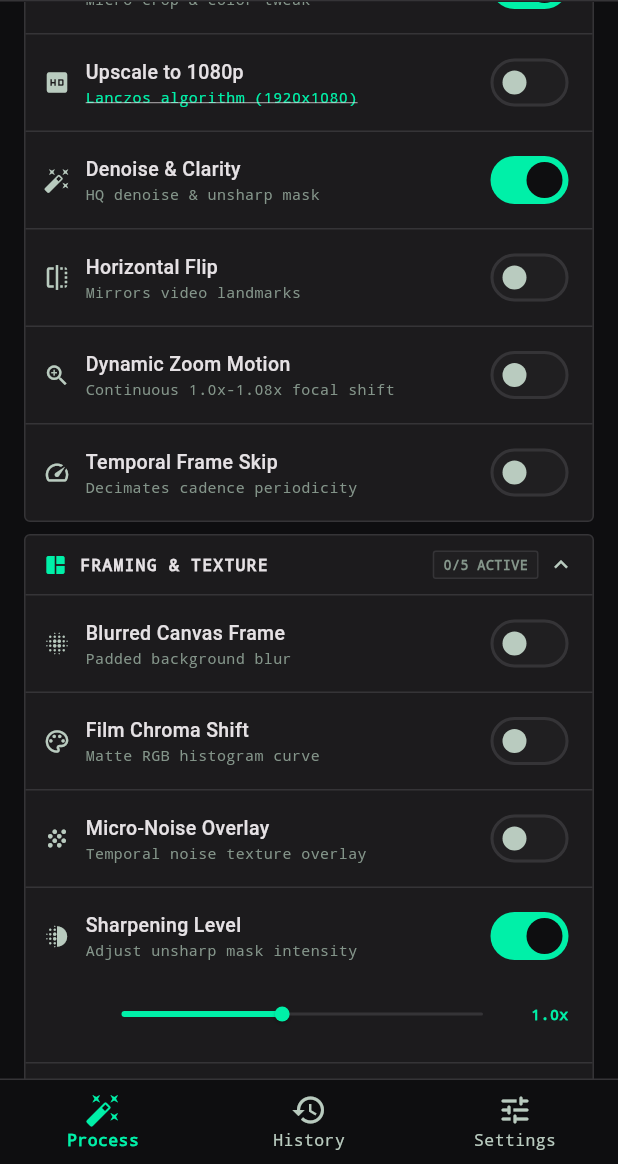
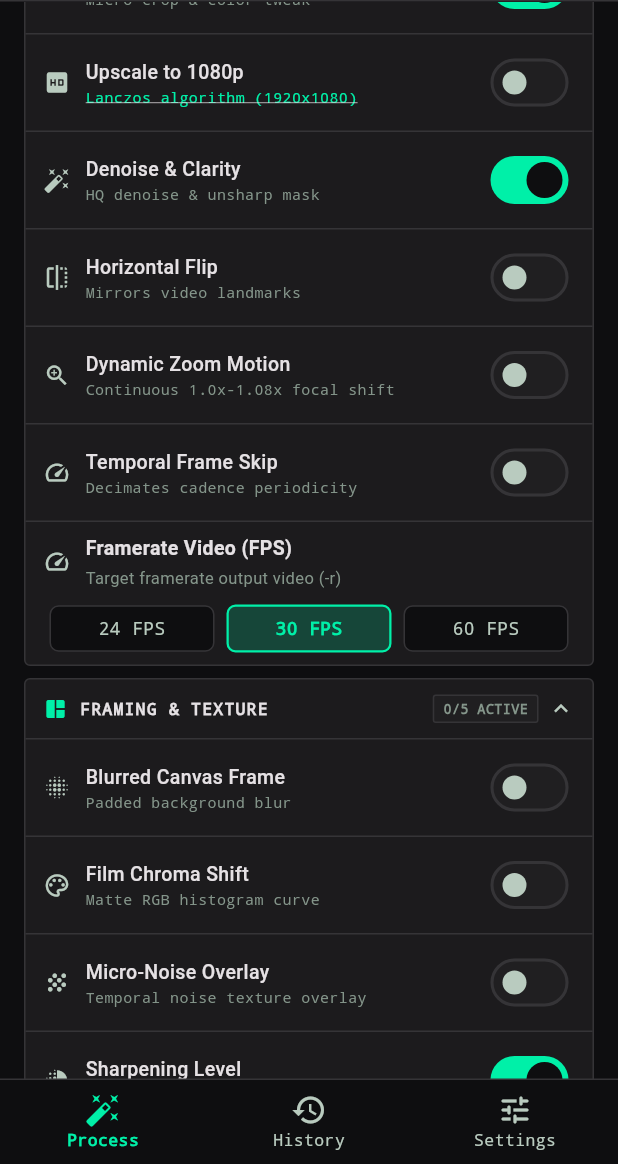
Before and after one commit to novri-ra/nra-video-uniquifier, a Flutter app: the screen it shows after launch, scrolled down 576 dp, on a phone screen of 412 x 824 dp, the part 72-1236 px from its top. Run offline on Flutter 3.47's test engine with Material 3 defaults, Android fonts, the phone set to English and light mode, and no system bars; our stand-ins replace file_picker, flutter_local_notifications, open_filex, permission_handler, share_plus, shared_preferences; missing offline and left inert: ffmpeg_kit_flutter_new, storage_space.

Commit message:
feat: fix android notification channel dispatch and add manual target fps slider

```diff
--- a/lib/core/providers/batch_queue_provider.dart
+++ b/lib/core/providers/batch_queue_provider.dart
@@ -151,6 +151,7 @@ class BatchQueueProvider extends ChangeNotifier {
       thermalThrottle: config.thermalThrottle,
       suppressCompleteNotification: true,
       totalDurationMs: 0,
+      targetFps: config.targetFps,
       onProgress: (p, speed, timeMs) => _handleBatchProgress(i, p, speed, timeMs, current, config),
     );
   }
--- a/lib/core/providers/uniquifier_provider.dart
+++ b/lib/core/providers/uniquifier_provider.dart
@@ -73,6 +73,7 @@ class UniquifierProvider extends ChangeNotifier {
       _thermalThrottle = await SettingsService.getThermalThrottle();
       _sharpeningLevel = await SettingsService.getSharpeningLevel();
       _saturationLevel = await SettingsService.getSaturationLevel();
+      _targetFps = await SettingsService.getTargetFps();
       notifyListeners();
     } catch (_) {}
   }
@@ -93,6 +94,7 @@ class UniquifierProvider extends ChangeNotifier {
   bool _thermalThrottle = false;
   double _sharpeningLevel = 1.0;
   double _saturationLevel = 1.0;
+  int _targetFps = 30;
   String _activePreset = 'TikTok Fast';
   TargetResolution _targetResolution = TargetResolution.r1080p;
   UpscaleEngine _upscaleEngine = UpscaleEngine.lanczos;
@@ -140,6 +142,7 @@ class UniquifierProvider extends ChangeNotifier {
   bool get thermalThrottle => _thermalThrottle;
   double get sharpeningLevel => _sharpeningLevel;
   double get saturationLevel => _saturationLevel;
+  int get targetFps => _targetFps;
   String get activePreset => _activePreset;
   bool get isPortrait => _isPortrait;
 
@@ -192,6 +195,11 @@ class UniquifierProvider extends ChangeNotifier {
   void setSaturationLevel(double val) {
     _saturationLevel = val.clamp(0.8, 1.3);
     try { SettingsService.setSaturationLevel(_saturationLevel); } catch (_) {}
+    notifyListeners();
+  }
+  void setTargetFps(int fps) {
+    _targetFps = fps;
+    try { SettingsService.setTargetFps(fps); } catch (_) {}
     notifyListeners();
   }
 
--- a/lib/core/services/ffmpeg_service.dart
+++ b/lib/core/services/ffmpeg_service.dart
@@ -31,7 +31,7 @@ class FfmpegService {
     bool enableBlurredCanvas = false, double canvasScalePercent = 95.0, bool muteOriginalAudio = false,
     bool enableDynamicZoom = false, bool enableMicroOverlay = false,
     bool enableFrameSkip = false, bool enableChromaShift = false, VideoVariations? variations,
-    bool thermalThrottle = false,
+    bool thermalThrottle = false, int? targetFps,
   }) {
     final buffer = StringBuffer('-y');
     _writeInputOptions(buffer, inputPath, enableHardwareAcceleration, enableAutoTrim, totalDurationMs, thermalThrottle);
@@ -45,6 +45,7 @@ class FfmpegService {
       muteOriginalAudio: muteOriginalAudio, enableDynamicZoom: enableDynamicZoom,
       enableMicroOverlay: enableMicroOverlay, enableFrameSkip: enableFrameSkip,
       enableChromaShift: enableChromaShift, modifyAudio: modifyAudio, variations: variations,
+      targetFps: targetFps,
     );
     buffer.write(' "${_escapePath(outputPath)}"');
     return buffer.toString();
@@ -90,6 +91,7 @@ class FfmpegService {
     required bool enableChromaShift,
     required bool modifyAudio,
     VideoVariations? variations,
+    int? targetFps,
   }) {
     VideoVariations vars;
     try {
@@ -110,13 +112,15 @@ class FfmpegService {
       canvasScalePercent: canvasScalePercent, enableDynamicZoom: enableDynamicZoom,
       enableMicroOverlay: enableMicroOverlay, enableFrameSkip: enableFrameSkip,
       enableChromaShift: enableChromaShift, variations: vars,
+      targetFps: targetFps ?? 30,
     ));
     buffer.write(FilterBuilders.buildAudioFilter(
       hasAudio: hasAudioProcess, hasVisual: hasVisual,
       enableDeepAntiFingerprint: enableDeepAntiFingerprint, enableAggressiveAudio: enableAggressiveAudio,
       muteOriginalAudio: muteOriginalAudio, variations: vars,
     ));
-    if (hasVisual) buffer.write(' -fps_mode cfr -r ${vars.outputFps.toStringAsFixed(2)}');
+    final fpsStr = targetFps != null ? '$targetFps' : vars.outputFps.toStringAsFixed(2);
+    if (hasVisual) buffer.write(' -fps_mode cfr -r $fpsStr');
     if (!hasVisual && !hasAudioProcess) buffer.write(' -c copy');
   }
 
@@ -235,31 +239,25 @@ class FfmpegService {
 
   /// Executes FFmpeg with input staging, real-time statistics, & cleanup.
   static Future<String> processVideo({
-    required String inputPath,
-    bool removeMetadata = true, bool modifyAudio = true, bool modifyVisuals = true,
-    bool upscale1080p = false, bool? upscale,
-    TargetResolution targetResolution = TargetResolution.r1080p,
+    required String inputPath, bool removeMetadata = true, bool modifyAudio = true, bool modifyVisuals = true,
+    bool upscale1080p = false, bool? upscale, TargetResolution targetResolution = TargetResolution.r1080p,
     UpscaleEngine upscaleEngine = UpscaleEngine.lanczos, VideoCodec videoCodec = VideoCodec.h264,
-    bool enableEnhanceAndDenoise = true, bool enableDeepAntiFingerprint = true,
-    bool enableHorizontalFlip = false, bool enableAggressiveAudio = false, bool enableAutoTrim = false,
-    bool? isPortrait, bool enableHardwareAcceleration = false, bool enableBlurredCanvas = false,
-    double canvasScalePercent = 95.0, bool muteOriginalAudio = false, bool enableDynamicZoom = false,
-    bool enableMicroOverlay = false, bool enableFrameSkip = false, bool enableChromaShift = false,
-    bool suppressCompleteNotification = false, String? customOutputPath,
-    bool thermalThrottle = false,
-    void Function(double progress, double speed, int timeMs)? onProgress,
-    void Function(String log)? onLog, int totalDurationMs = 0,
+    bool enableEnhanceAndDenoise = true, bool enableDeepAntiFingerprint = true, bool enableHorizontalFlip = false,
+    bool enableAggressiveAudio = false, bool enableAutoTrim = false, bool? isPortrait, bool enableHardwareAcceleration = false,
+    bool enableBlurredCanvas = false, double canvasScalePercent = 95.0, bool muteOriginalAudio = false,
+    bool enableDynamicZoom = false, bool enableMicroOverlay = false, bool enableFrameSkip = false,
+    bool enableChromaShift = false, bool suppressCompleteNotification = false, String? customOutputPath,
+    bool thermalThrottle = false, void Function(double progress, double speed, int timeMs)? onProgress,
+    void Function(String log)? onLog, int totalDurationMs = 0, int targetFps = 30,
   }) async {
-    if (!await StorageService.hasEnoughSpace()) {
-      throw Exception('Sisa penyimpanan kurang dari 2 GB. Bersihkan ruang penyimpanan.');
-    }
+    if (!await StorageService.hasEnoughSpace()) throw Exception('Sisa penyimpanan kurang dari 2 GB. Bersihkan ruang penyimpanan.');
     final meta = await _resolveInputMeta(inputPath, isPortrait, totalDurationMs);
-    final finalDestPath = customOutputPath ?? await generateOutputPath(inputPath);
+    final finalDest = customOutputPath ?? await generateOutputPath(inputPath);
     final tempDir = await getTemporaryDirectory();
-    final stagedOutputPath = '${tempDir.path}/staged_out_${DateTime.now().millisecondsSinceEpoch}.mp4';
+    final stagedOut = '${tempDir.path}/staged_out_${DateTime.now().millisecondsSinceEpoch}.mp4';
 
     final command = buildCommand(
-      inputPath: meta.effectiveInput, outputPath: stagedOutputPath,
+      inputPath: meta.effectiveInput, outputPath: stagedOut,
       removeMetadata: removeMetadata, modifyAudio: modifyAudio, modifyVisuals: modifyVisuals,
       upscale1080p: upscale1080p, upscale: upscale, targetResolution: targetResolution,
       upscaleEngine: upscaleEngine, videoCodec: videoCodec, enableEnhanceAndDenoise: enableEnhanceAndDenoise,
@@ -270,27 +268,33 @@ class FfmpegService {
       canvasScalePercent: canvasScalePercent, muteOriginalAudio: muteOriginalAudio,
       enableDynamicZoom: enableDynamicZoom, enableMicroOverlay: enableMicroOverlay,
       enableFrameSkip: enableFrameSkip, enableChromaShift: enableChromaShift,
-      thermalThrottle: thermalThrottle,
+      thermalThrottle: thermalThrottle, targetFps: targetFps,
     );
 
     _setupCallbacks(onProgress: onProgress, onLog: onLog, resolvedDurationMs: meta.durationMs, baseName: inputPath.split(RegExp(r'[/\\]')).last);
+    await NotificationService.showProgressNotification(id: 101, progress: 0, title: 'Memproses Video', body: 'Memulai rendering...', force: true);
     await WakeLockService.acquire();
     try {
-      return await _executeAndExport(
-        command: command, stagedOutputPath: stagedOutputPath, effectiveInput: meta.effectiveInput,
-        finalDestPath: finalDestPath, suppressCompleteNotification: suppressCompleteNotification,
-      );
+      return await _executeAndExport(command: command, stagedOutputPath: stagedOut, effectiveInput: meta.effectiveInput, finalDestPath: finalDest, suppressCompleteNotification: suppressCompleteNotification);
     } finally {
-      await WakeLockService.release();
-      if (onProgress != null) FFmpegKitConfig.enableStatisticsCallback(null);
-      if (onLog != null) FFmpegKitConfig.enableLogCallback(null);
-      await NotificationService.cancelProgressNotification();
-      _deletePartialFile(stagedOutputPath, sourcePath: meta.effectiveInput);
-      if (meta.stagedFile != null && meta.stagedFile!.existsSync()) {
-        try {
-          if (meta.stagedFile!.path != finalDestPath && meta.stagedFile!.path != inputPath) meta.stagedFile!.deleteSync();
-        } catch (_) {}
-      }
+      await _cleanupAfterProcess(meta: meta, stagedOut: stagedOut, finalDest: finalDest, inputPath: inputPath, onProgress: onProgress != null, onLog: onLog != null);
+    }
+  }
+
+  static Future<void> _cleanupAfterProcess({
+    required ({String effectiveInput, File? stagedFile, bool isPortrait, int durationMs}) meta,
+    required String stagedOut, required String finalDest, required String inputPath,
+    required bool onProgress, required bool onLog,
+  }) async {
+    await WakeLockService.release();
+    if (onProgress) FFmpegKitConfig.enableStatisticsCallback(null);
+    if (onLog) FFmpegKitConfig.enableLogCallback(null);
+    await NotificationService.cancelProgressNotification(101);
+    _deletePartialFile(stagedOut, sourcePath: meta.effectiveInput);
+    if (meta.stagedFile != null && meta.stagedFile!.existsSync()) {
+      try {
+        if (meta.stagedFile!.path != finalDest && meta.stagedFile!.path != inputPath) meta.stagedFile!.deleteSync();
+      } catch (_) {}
     }
   }
 
@@ -314,6 +318,14 @@ class FfmpegService {
     return (effectiveInput: effectiveInput, stagedFile: stagedFile, isPortrait: resolvedPortrait, durationMs: resolvedDuration);
   }
 
+  static String _stageDescription(int percent) {
+    if (percent < 15) return 'Inisialisasi & filter awal...';
+    if (percent < 40) return 'Transformasi visual & anti-fingerprint...';
+    if (percent < 80) return 'Encoding video stream & scaling...';
+    if (percent < 95) return 'Muxing audio & normalisasi...';
+    return 'Finalisasi ekspor & galeri...';
+  }
+
   static void _setupCallbacks({
     void Function(double progress, double speed, int timeMs)? onProgress,
     void Function(String log)? onLog,
@@ -329,9 +341,10 @@ class FfmpegService {
         onProgress(maxProgress, speed, timeMs);
         final percent = (maxProgress * 100).toInt();
         NotificationService.showProgressNotification(
+          id: 101,
           progress: percent,
-          title: 'Uniquifying $baseName',
-          body: '$percent% complete (${speed > 0 ? speed.toStringAsFixed(1) : "1.0"}x)',
+          title: 'Memproses Video ($percent%)',
+          body: _stageDescription(percent),
         );
       });
     }
@@ -361,8 +374,8 @@ class FfmpegService {
     _deletePartialFile(stagedOutputPath, sourcePath: effectiveInput);
     if (!suppressCompleteNotification) {
       await NotificationService.showCompleteNotification(
-        title: 'Video Processing Complete',
-        body: 'Saved to ${exportedPath.split(RegExp(r"[/\\]")).last}',
+        title: 'Ekspor Berhasil',
+        body: 'Video siap di galeri (${exportedPath.split(RegExp(r"[/\\]")).last})',
         success: true,
       );
     }
--- a/lib/core/services/notification_service.dart
+++ b/lib/core/services/notification_service.dart
@@ -15,7 +15,7 @@ class NotificationService {
   static set initialized(bool value) => _initialized = value;
   static bool get _canRun => _testOverride ?? Platform.isAndroid;
 
-  static const int progressNotificationId = 8801;
+  static const int progressNotificationId = 101;
   static const int completeNotificationId = 8802;
 
   static const String processChannelId = 'nra_video_processing_channel';
@@ -23,6 +23,38 @@ class NotificationService {
 
   static int _lastProgressPercent = -1;
   static DateTime _lastProgressTime = DateTime.fromMillisecondsSinceEpoch(0);
+
+  /// Explicit initialization entry point required on application bootstrap.
+  static Future<void> initialize() async {
+    await init();
+    if (_canRun && _testOverride != true) {
+      await _registerSystemChannelPing();
+    }
+  }
+
+  /// Forces Android OS to register the channel in system settings.
+  static Future<void> _registerSystemChannelPing() async {
+    try {
+      await _plugin.show(
+        id: 999,
+        title: 'NRA Video Uniquifier',
+        body: 'NRA Video Uniquifier siap',
+        notificationDetails: const NotificationDetails(
+          android: AndroidNotificationDetails(
+            processChannelId,
+            'Pemrosesan Video NRA',
+            channelDescription: 'Menampilkan progres rendering dan status video',
+            importance: Importance.low,
+            priority: Priority.low,
+            icon: '@drawable/notification_icon',
+            ongoing: false,
+            autoCancel: true,
+          ),
+        ),
+      );
+      await _plugin.cancel(id: 999);
+    } catch (_) {}
+  }
 
   /// Initializes notification plugin and sets up platform notification channels.
   static Future<void> init() async {
@@ -39,7 +71,7 @@ class NotificationService {
           const AndroidNotificationChannel(
             processChannelId,
             'Pemrosesan Video NRA',
-            description: 'Ongoing video processing progress',
+            description: 'Menampilkan progres rendering dan status video',
             importance: Importance.low,
             playSound: false,
             enableVibration: false,
@@ -78,48 +110,54 @@ class NotificationService {
     return true;
   }
 
+  static AndroidNotificationDetails _buildProgressDetails({
+    required int progress,
+    required int maxProgress,
+  }) {
+    return AndroidNotificationDetails(
+      processChannelId,
+      'Pemrosesan Video NRA',
+      channelDescription: 'Menampilkan progres rendering dan status video',
+      importance: Importance.low,
+      priority: Priority.low,
+      icon: '@drawable/notification_icon',
+      showProgress: true,
+      maxProgress: maxProgress,
+      progress: progress,
+      ongoing: true,
+      autoCancel: false,
+      onlyAlertOnce: true,
+    );
+  }
+
   /// Shows or updates ongoing progress notification with progress bar.
   static Future<void> showProgressNotification({
+    int id = progressNotificationId,
     required int progress,
     required String title,
     required String body,
+    int maxProgress = 100,
     bool force = false,
   }) async {
     if (!_canRun) return;
     await init();
 
     final now = DateTime.now();
-    final clamped = progress.clamp(0, 100);
+    final clamped = progress.clamp(0, maxProgress);
 
-    if (!force && clamped != 0 && clamped != 100) {
+    if (!force && clamped != 0 && clamped != maxProgress) {
       final percentDiff = (clamped - _lastProgressPercent).abs();
       final timeDiff = now.difference(_lastProgressTime).inMilliseconds;
-      if (percentDiff < 5 && timeDiff < 1000) {
-        return;
-      }
+      if (percentDiff < 2 && timeDiff < 1000) return;
     }
 
     _lastProgressPercent = clamped;
     _lastProgressTime = now;
 
-    final androidDetails = AndroidNotificationDetails(
-      processChannelId,
-      'Pemrosesan Video NRA',
-      channelDescription: 'Ongoing video processing progress',
-      importance: Importance.low,
-      priority: Priority.low,
-      icon: '@drawable/notification_icon',
-      showProgress: true,
-      maxProgress: 100,
-      progress: clamped,
-      ongoing: true,
-      autoCancel: false,
-      onlyAlertOnce: true,
-    );
-
+    final androidDetails = _buildProgressDetails(progress: clamped, maxProgress: maxProgress);
     try {
       await _plugin.show(
-        id: progressNotificationId,
+        id: id,
         title: title,
         body: body,
         notificationDetails: NotificationDetails(android: androidDetails),
@@ -128,24 +166,25 @@ class NotificationService {
   }
 
   /// Cancels ongoing progress notification.
-  static Future<void> cancelProgressNotification() async {
+  static Future<void> cancelProgressNotification([int id = progressNotificationId]) async {
     _lastProgressPercent = -1;
     _lastProgressTime = DateTime.fromMillisecondsSinceEpoch(0);
     if (!_canRun) return;
     try {
-      await _plugin.cancel(id: progressNotificationId);
+      await _plugin.cancel(id: id);
     } catch (_) {}
   }
 
   /// Shows high-priority completion notification with sound and vibration alert.
   static Future<void> showCompleteNotification({
+    int id = completeNotificationId,
     required String title,
     required String body,
     bool success = true,
   }) async {
     if (!_canRun) return;
     await init();
-    await cancelProgressNotification();
+    await cancelProgressNotification(id == completeNotificationId ? progressNotificationId : id);
 
     bool playSound = true;
     try {
@@ -162,11 +201,12 @@ class NotificationService {
       playSound: playSound,
       enableVibration: true,
       autoCancel: true,
+      ongoing: false,
     );
 
     try {
       await _plugin.show(
-        id: completeNotificationId,
+        id: id,
         title: title,
         body: body,
         notificationDetails: NotificationDetails(android: androidDetails),
--- a/lib/core/services/settings_service.dart
+++ b/lib/core/services/settings_service.dart
@@ -112,6 +112,7 @@ class SettingsService {
   static const String keyThermalThrottle = 'app_thermal_throttle';
   static const String keySharpeningLevel = 'app_sharpening_level';
   static const String keySaturationLevel = 'app_saturation_level';
+  static const String keyTargetFps = 'app_target_fps';
 
   static Future<bool> _getBool(String key, bool fallback) async =>
       (await SharedPreferences.getInstance()).getBool(key) ?? fallback;
@@ -218,6 +219,16 @@ class SettingsService {
   static Future<void> setSaturationLevel(double val) async {
     final prefs = await SharedPreferences.getInstance();
     await prefs.setDouble(keySaturationLevel, val);
+  }
+
+  static Future<int> getTargetFps() async {
+    final prefs = await SharedPreferences.getInstance();
+    return prefs.getInt(keyTargetFps) ?? 30;
+  }
+
+  static Future<void> setTargetFps(int fps) async {
+    final prefs = await SharedPreferences.getInstance();
+    await prefs.setInt(keyTargetFps, fps);
   }
 
   static Future<bool> getEnhanceAndDenoise() => _getBool(keyEnhanceAndDenoise, true);
--- a/lib/features/process/screens/processing_screen.dart
+++ b/lib/features/process/screens/processing_screen.dart
@@ -112,6 +112,7 @@ class _ProcessingScreenState extends State<ProcessingScreen> with SingleTickerPr
       enableChromaShift: provider.enableChromaShift,
       thermalThrottle: provider.thermalThrottle,
       totalDurationMs: provider.totalDurationMs,
+      targetFps: provider.targetFps,
       onProgress: (p, speed, timeMs) => _handleProgress(p, speed, timeMs, provider),
       onLog: _handleEngineLog,
     );
--- a/lib/features/process/widgets/modifiers_card.dart
+++ b/lib/features/process/widgets/modifiers_card.dart
@@ -3,6 +3,7 @@ import '../../../../core/providers/uniquifier_provider.dart';
 import '../../../../core/services/settings_service.dart';
 import '../../../../core/theme/app_theme.dart';
 import '../../../../shared/widgets/category_accordion_card.dart';
+import '../../../../shared/widgets/setting_fps_selector_row.dart';
 import '../../../../shared/widgets/setting_slider_toggle_row.dart';
 import '../../../../shared/widgets/setting_toggle_row.dart';
 
@@ -242,6 +243,11 @@ class ModifiersCard extends StatelessWidget {
                   value: provider.enableFrameSkip,
                   onChanged: provider.toggleFrameSkip,
                 ),
+                const Divider(color: AppColors.surfaceContainerHighest, height: 1),
+                SettingFpsSelectorRow(
+                  selectedFps: provider.targetFps,
+                  onChanged: provider.setTargetFps,
+                ),
               ],
             ),
             const SizedBox(height: 8),
--- a/lib/main.dart
+++ b/lib/main.dart
@@ -19,7 +19,7 @@ void main() async {
     await SettingsService.purgeTempCache();
   } catch (_) {}
   try {
-    await NotificationService.init();
+    await NotificationService.initialize();
     await NotificationService.requestPermission();
   } catch (_) {}
   runApp(
--- /dev/null
+++ b/lib/shared/widgets/setting_fps_selector_row.dart
@@ -0,0 +1,93 @@
+import 'package:flutter/material.dart';
+import '../../core/theme/app_theme.dart';
+
+/// Row widget for choosing video target framerate (24, 30, 60 FPS).
+class SettingFpsSelectorRow extends StatelessWidget {
+  final int selectedFps;
+  final ValueChanged<int> onChanged;
+
+  const SettingFpsSelectorRow({
+    super.key,
+    required this.selectedFps,
+    required this.onChanged,
+  });
+
+  @override
+  Widget build(BuildContext context) {
+    return Padding(
+      padding: const EdgeInsets.symmetric(horizontal: 12, vertical: 8),
+      child: Column(
+        crossAxisAlignment: CrossAxisAlignment.start,
+        children: [
+          Row(
+            children: const [
+              Icon(Icons.speed, color: AppColors.onSurfaceVariant, size: 18),
+              SizedBox(width: 10),
+              Expanded(
+                child: Column(
+                  crossAxisAlignment: CrossAxisAlignment.start,
+                  children: [
+                    Text(
+                      'Framerate Video (FPS)',
+                      style: TextStyle(
+                        color: AppColors.onSurface,
+                        fontSize: 13,
+                        fontWeight: FontWeight.w600,
+                      ),
+                    ),
+                    SizedBox(height: 2),
+                    Text(
+                      'Target framerate output video (-r)',
+                      style: TextStyle(
+                        color: AppColors.outline,
+                        fontSize: 11,
+                      ),
+                    ),
+                  ],
+                ),
+              ),
+            ],
+          ),
+          const SizedBox(height: 10),
+          Row(
+            children: [24, 30, 60].map((fps) {
+              final isSelected = selectedFps == fps;
+              return Expanded(
+                child: Padding(
+                  padding: const EdgeInsets.symmetric(horizontal: 4),
+                  child: InkWell(
+                    onTap: () => onChanged(fps),
+                    borderRadius: BorderRadius.circular(6),
+                    child: Container(
+                      padding: const EdgeInsets.symmetric(vertical: 6),
+                      decoration: BoxDecoration(
+                        color: isSelected
+                            ? AppColors.primaryContainer.withValues(alpha: 0.2)
+                            : AppColors.surfaceContainerLowest,
+                        borderRadius: BorderRadius.circular(6),
+                        border: Border.all(
+                          color: isSelected ? AppColors.primaryContainer : AppColors.surfaceContainerHighest,
+                          width: isSelected ? 1.5 : 1.0,
+                        ),
+                      ),
+                      alignment: Alignment.center,
+                      child: Text(
+                        '$fps FPS',
+                        style: TextStyle(
+                          color: isSelected ? AppColors.primaryContainer : AppColors.onSurfaceVariant,
+                          fontSize: 12,
+                          fontWeight: isSelected ? FontWeight.w700 : FontWeight.w500,
+                          fontFamily: 'monospace',
+                        ),
+                      ),
+                    ),
+                  ),
+                ),
+              );
+            }).toList(),
+          ),
+        ],
+      ),
+    );
+  }
+}
```
Also changed, not shown: lib/core/services/filter_builders.dart (+10 -5 lines), lib/features/settings/screens/settings_screen.dart (+15 -0 lines), 5 other files.
